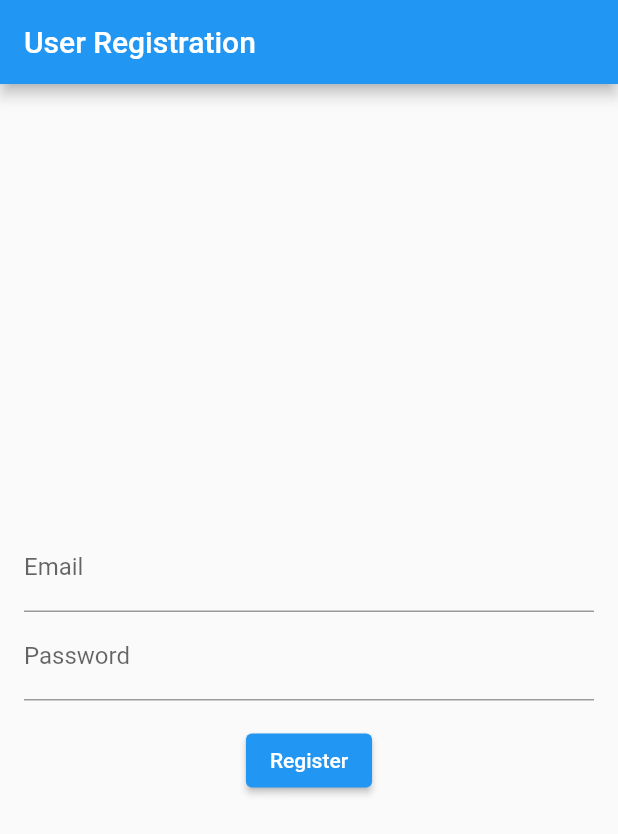
After one commit to DhruvJoshi1030/vr_therapy_ipd, a Flutter app: the screen it shows after launch, after a tap on "Log In", after a tap on "SIGN UP", after a tap on "Register", on a phone screen of 412 x 824 dp. The commit adds this screen. Shown: the top 834 px of the screen. Run offline on Flutter 3.47's test engine with Material 2 defaults, Android fonts, the phone set to English and light mode, and no system bars; our stand-ins replace firebase_auth, firebase_core; accounts and stored records are empty; network calls fail.

Commit message:
register functioinality added

```diff
--- a/lib/Login.dart
+++ b/lib/Login.dart
@@ -1,6 +1,7 @@
 import 'package:flutter/material.dart';
 import 'package:firebase_auth/firebase_auth.dart';
 import 'package:vr_therapy_ipd/onboarding.dart';
+import 'package:vr_therapy_ipd/register.dart';
 
 class LoginScreen extends StatefulWidget {
   @override
@@ -17,8 +18,10 @@ class _LoginScreenState extends State<LoginScreen> {
   Future<void> _signIn(BuildContext context) async {
     if (_formKey.currentState!.validate()) {
       try {
-        await _auth.signInWithEmailAndPassword(email: _email, password: _password);
-        Navigator.pushReplacement(context, MaterialPageRoute(builder: (context) => LandingScreen()));
+        await _auth.signInWithEmailAndPassword(
+            email: _email, password: _password);
+        Navigator.pushReplacement(
+            context, MaterialPageRoute(builder: (context) => LandingScreen()));
       } catch (e) {
         setState(() {
           _error = "Invalid email or password.";
@@ -62,6 +65,18 @@ class _LoginScreenState extends State<LoginScreen> {
                 onPressed: () => _signIn(context),
                 child: Text("Log In"),
               ),
+              SizedBox(
+                height: 15,
+              ),
+              ElevatedButton(
+                onPressed: () {
+                  Navigator.pushReplacement(
+                      context,
+                      MaterialPageRoute(
+                          builder: (context) => RegistrationScreen()));
+                },
+                child: Text("SIGN UP "),
+              ),
               Text(
                 _error,
                 style: TextStyle(color: Colors.red),
--- /dev/null
+++ b/lib/register.dart
@@ -0,0 +1,63 @@
+import 'package:flutter/material.dart';
+import 'package:firebase_core/firebase_core.dart';
+import 'package:firebase_auth/firebase_auth.dart';
+import 'package:vr_therapy_ipd/onboarding.dart';
+
+class RegistrationScreen extends StatefulWidget {
+  @override
+  _RegistrationScreenState createState() => _RegistrationScreenState();
+}
+
+class _RegistrationScreenState extends State<RegistrationScreen> {
+  TextEditingController emailController = TextEditingController();
+  TextEditingController passwordController = TextEditingController();
+
+  Future<void> registerUser() async {
+    try {
+      UserCredential userCredential =
+          await FirebaseAuth.instance.createUserWithEmailAndPassword(
+        email: emailController.text,
+        password: passwordController.text,
+      );
+      // User has been registered
+      print("User registered: ${userCredential.user?.email}");
+      Navigator.pushReplacement(
+          context, MaterialPageRoute(builder: (context) => LandingScreen()));
+    } catch (e) {
+      print("Error registering user: $e");
+    }
+  }
+
+  @override
+  Widget build(BuildContext context) {
+    return Scaffold(
+      appBar: AppBar(
+        title: Text('User Registration'),
+      ),
+      body: Padding(
+        padding: const EdgeInsets.all(16.0),
+        child: Column(
+          mainAxisAlignment: MainAxisAlignment.center,
+          children: [
+            TextField(
+              controller: emailController,
+              decoration: InputDecoration(labelText: 'Email'),
+            ),
+            TextField(
+              controller: passwordController,
+              decoration: InputDecoration(labelText: 'Password'),
+              obscureText: true,
+            ),
+            SizedBox(height: 16.0),
+            ElevatedButton(
+              onPressed: () {
+                registerUser();
+              },
+              child: Text('Register'),
+            ),
+          ],
+        ),
+      ),
+    );
+  }
+}
```
